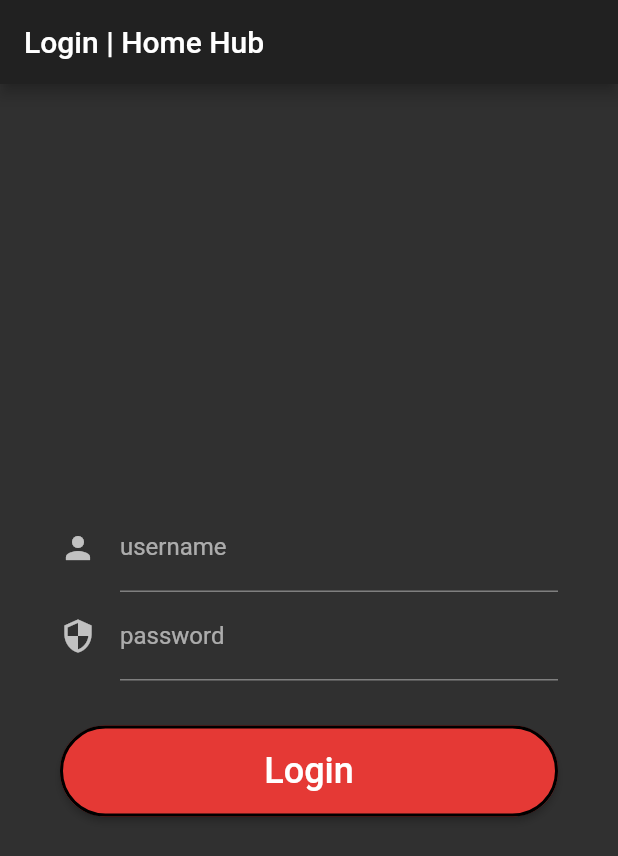
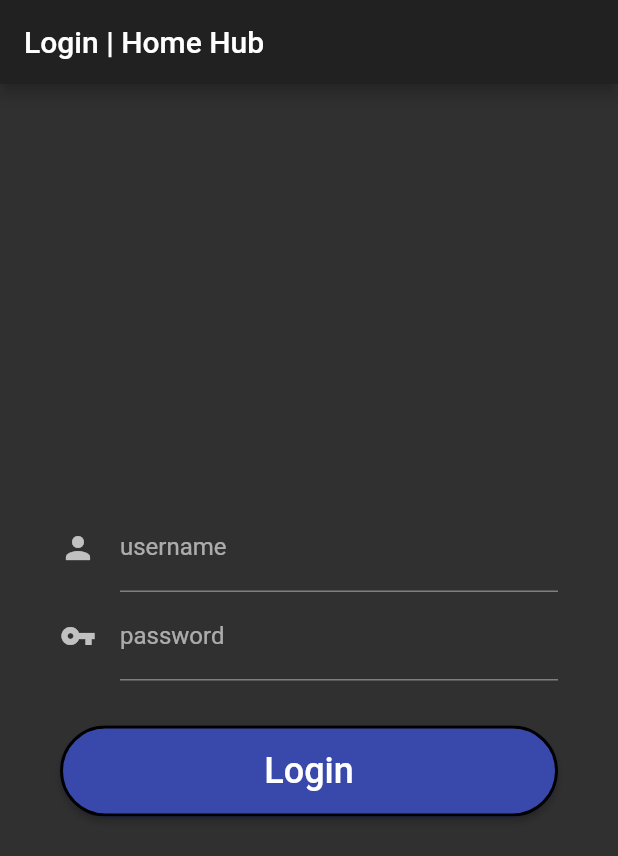
Before and after one commit to caiolul/app_flutter, a Flutter app: the screen it shows after launch, on a phone screen of 412 x 824 dp. Shown: the top 856 px of the screen. Run offline on Flutter 3.47's test engine with Material 2 defaults, Android fonts, the phone set to English and light mode, and no system bars; our stand-ins replace bloc, equatable, flutter_bloc, sqflite, webview_flutter; accounts and stored records are empty.

Commit message:
chore: organizing files

```diff
--- a/lib/api/api_connection.dart
+++ b/lib/api/api_connection.dart
@@ -3,8 +3,8 @@ import 'dart:convert';
 import 'package:http/http.dart' as http;
 import 'package:Controlle_Interno/model/api_user.dart';
 
-final _base = "http://localhost:8000";
-final _tokenEndpoint = "/api-token-auth/";
+final _base = "http://192.168.1.3:8000";
+final _tokenEndpoint = "/api/user/";
 final _tokenURL = _base + _tokenEndpoint;
 
 Future<Token> getToken(UserLogin userLogin) async {
--- a/lib/main.dart
+++ b/lib/main.dart
@@ -1,11 +1,11 @@
-// import 'package:Controlle_Interno/layout.dart';
-// import 'package:flutter/material.dart';
-// import 'package:flutter/services.dart';
-// import 'package:Controlle_Interno/pages/home.dart';
-// import 'package:Controlle_Interno/pages/about.dart';
-// import 'package:Controlle_Interno/pages/prefeitura.dart';
-// import 'package:Controlle_Interno/pages/posto.dart';
-// import 'package:Controlle_Interno/pages/feedback.dart';
+//import 'package:Controlle_Interno/layout.dart';
+//import 'package:flutter/material.dart';
+import 'package:flutter/services.dart';
+//import 'package:Controlle_Interno/pages/home.dart';
+import 'package:Controlle_Interno/pages/about.dart';
+import 'package:Controlle_Interno/pages/prefeitura.dart';
+import 'package:Controlle_Interno/pages/posto.dart';
+import 'package:Controlle_Interno/pages/feedback.dart';
 
 
 // void main() => runApp(MyApp());
@@ -42,9 +42,9 @@ import 'package:flutter_bloc/flutter_bloc.dart';
 import 'package:Controlle_Interno/repository/user_repository.dart';
 
 import 'package:Controlle_Interno/bloc/authentication_bloc.dart';
-import 'package:Controlle_Interno/splash/splash.dart';
-import 'package:Controlle_Interno/login/login_page.dart';
-import 'package:Controlle_Interno/home/home.dart';
+import 'package:Controlle_Interno/pages/splash/splash.dart';
+import 'package:Controlle_Interno/pages/login/login_page.dart';
+import 'package:Controlle_Interno/pages/home/home.dart';
 import 'package:Controlle_Interno/common/common.dart';
 
 class SimpleBlocDelegate extends BlocDelegate {
@@ -85,13 +85,23 @@ void main() {
 class MyApp extends StatelessWidget {
   final UserRepository userRepository;
 
+  final routes = <String, WidgetBuilder> {
+      LoginPage.tag: (context) => LoginPage(),
+      AboutPage.tag: (context) => AboutPage(),
+      FeedbackPage.tag: (context) => FeedbackPage(),
+      PrefeituraPage.tag: (context) => PrefeituraPage(),
+      PostoPage.tag: (context) => PostoPage(),
+    };
+
   MyApp({Key key, @required this.userRepository}) : super(key: key);
 
   @override
   Widget build (BuildContext context) {
     return MaterialApp(
+      debugShowCheckedModeBanner: false,
+      title: 'CSI',
       theme: ThemeData(
-        primarySwatch: Colors.red,
+        primarySwatch: Colors.indigo,
         brightness: Brightness.dark,
       ),
       home: BlocBuilder<AuthenticationBloc, AuthenticationState>(
@@ -110,6 +120,7 @@ class MyApp extends StatelessWidget {
           }
         },
       ),
+      routes: routes,
     );
   }
 }
--- a/lib/home/home_page.dart
+++ b/lib/pages/home/home_page.dart
@@ -1,4 +1,5 @@
 import 'package:flutter/material.dart';
+import 'package:Controlle_Interno/widgets/side_menu.dart';
 import 'package:flutter_bloc/flutter_bloc.dart';
 import 'package:Controlle_Interno/bloc/authentication_bloc.dart';
 
@@ -6,6 +7,7 @@ class HomePage extends StatelessWidget {
   @override
   Widget build(BuildContext context) {
     return Scaffold(
+      drawer: NavDrawer(),
       appBar: AppBar(
         title: Text('Home | Home Hub'),
       ),
@@ -16,7 +18,7 @@ class HomePage extends StatelessWidget {
           children: <Widget>[
             Padding(padding: EdgeInsets.only(left: 30.0),
             child: Text(
-              'Welcome',
+              'Bem Vindo',
               style: TextStyle(
                 fontSize: 24.0,
               ),
--- a/lib/login/login_form.dart
+++ b/lib/pages/login/login_form.dart
@@ -1,6 +1,6 @@
 import 'package:flutter/material.dart';
 import 'package:flutter_bloc/flutter_bloc.dart';
-import 'package:Controlle_Interno/login/bloc/login_bloc.dart';
+import 'package:Controlle_Interno/pages/login/bloc/login_bloc.dart';
 
 class LoginForm extends StatefulWidget {
   @override
@@ -46,7 +46,7 @@ class _LoginFormState extends State<LoginForm> {
                     ),
                     TextFormField(
                       decoration: InputDecoration(
-                          labelText: 'password', icon: Icon(Icons.security)),
+                          labelText: 'password', icon: Icon(Icons.vpn_key)),
                       controller: _passwordController,
                       obscureText: true,
                     ),
--- a/lib/login/login_page.dart
+++ b/lib/pages/login/login_page.dart
@@ -4,11 +4,14 @@ import 'package:flutter_bloc/flutter_bloc.dart';
 import 'package:Controlle_Interno/repository/user_repository.dart';
 
 import 'package:Controlle_Interno/bloc/authentication_bloc.dart';
-import 'package:Controlle_Interno/login/bloc/login_bloc.dart';
-import 'package:Controlle_Interno/login/login_form.dart';
+import 'package:Controlle_Interno/pages/login/bloc/login_bloc.dart';
+import 'package:Controlle_Interno/pages/login/login_form.dart';
+//import 'package:Controlle_Interno/widgets/side_menu.dart';
+
 
 class LoginPage extends StatelessWidget {
   final UserRepository userRepository;
+   static String tag = 'login-page';
 
   LoginPage({Key key, @required this.userRepository})
       : assert(userRepository != null),
--- a/pubspec.yaml
+++ b/pubspec.yaml
@@ -29,6 +29,7 @@ dependencies:
   http: ^0.12.0+4
   sqflite: ^1.3.0
   path_provider: ^1.6.5
+  webview_flutter: ^0.3.3
 
 
   # The following adds the Cupertino Icons font to your application.
```
Also changed, not shown: lib/pages/prefeitura.dart (+24 -7 lines), lib/pages/web_view.dart (added, +30 -0 lines), lib/widgets/side_menu.dart (+8 -7 lines), lib/pages/home/home.dart (renamed from lib/home/home.dart), lib/pages/login/bloc/login_bloc.dart (renamed from lib/login/bloc/login_bloc.dart), lib/pages/login/bloc/login_event.dart (renamed from lib/login/bloc/login_event.dart), lib/pages/login/bloc/login_state.dart (renamed from lib/login/bloc/login_state.dart), lib/pages/splash/splash.dart (renamed from lib/splash/splash.dart), lib/pages/splash/splash_page.dart (renamed from lib/splash/splash_page.dart), pubspec.lock.
